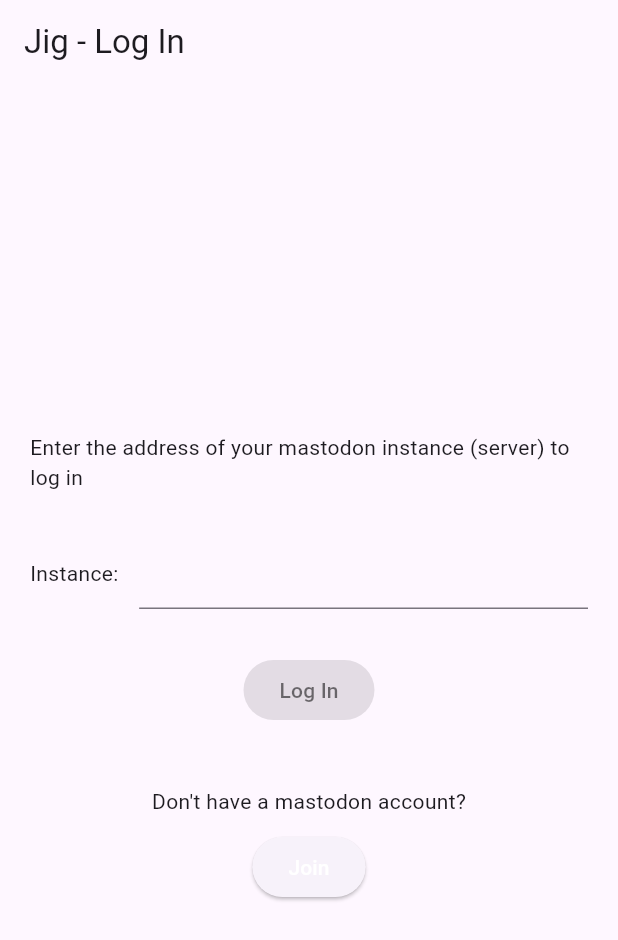
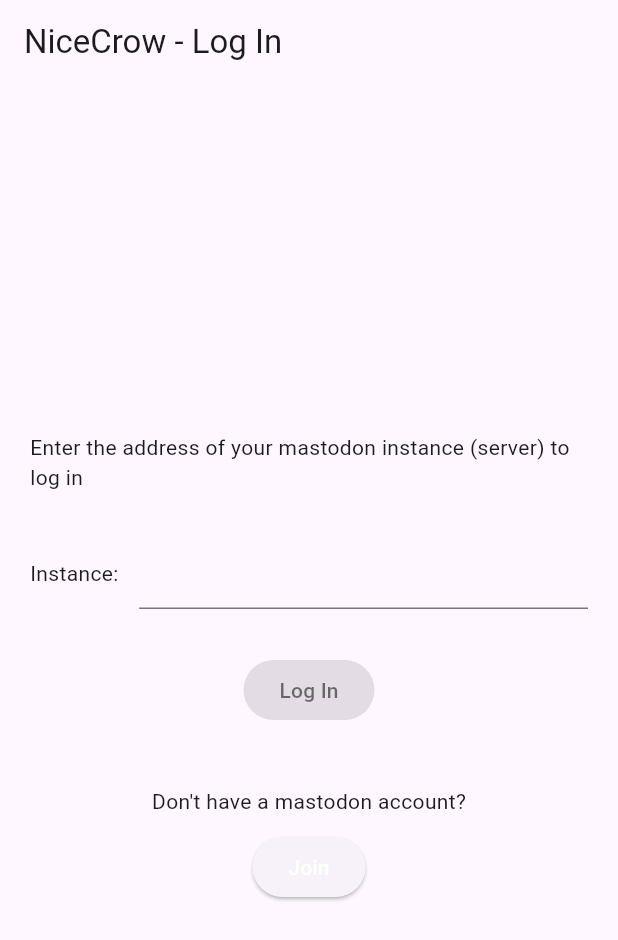
Before and after one commit to Elleo/nicecrow, a Flutter app: the screen it shows after launch, on a phone screen of 412 x 824 dp. Shown: the top 940 px of the screen. Run offline on Flutter 3.47's test engine with Material 3 defaults, Android fonts, the phone set to English and light mode, and no system bars; our stand-ins replace shared_preferences; missing offline and left inert: adwaita, mastodon_api, mastodon_oauth2.

Commit message:
Rename to NiceCrow

```diff
--- a/lib/auth.dart
+++ b/lib/auth.dart
@@ -64,10 +64,10 @@
         timeout: const Duration(seconds: 20));
     Future<api.MastodonResponse<api.RegisteredApplication>> clientFuture =
         mastodon.v1.apps.createApplication(
-            clientName: "Jig",
+            clientName: "NiceCrow",
             redirectUri: 'http://localhost:31130',
             scopes: [api.Scope.read, api.Scope.write, api.Scope.push],
-            websiteUrl: "https://github.com/Elleo/jig");
+            websiteUrl: "https://github.com/Elleo/nicecrow");
 
     clientFuture.then((client) async {
       print(client);
@@ -95,7 +95,7 @@
   Widget build(BuildContext context) {
     return Scaffold(
         appBar: AppBar(
-          title: const Text("Jig - Log In"),
+          title: const Text("NiceCrow - Log In"),
         ),
         body: awaitingKey
             ? Column(
--- a/lib/main.dart
+++ b/lib/main.dart
@@ -1,20 +1,20 @@
 import 'package:flutter/material.dart';
 import 'package:adwaita/adwaita.dart';
 import 'package:shared_preferences/shared_preferences.dart';
-import 'package:jig/auth.dart';
+import 'package:nicecrow/auth.dart';
 
 void main() {
-  runApp(const JigApp());
+  runApp(const NiceCrowApp());
 }
 
-class JigApp extends StatelessWidget {
-  const JigApp({super.key});
+class NiceCrowApp extends StatelessWidget {
+  const NiceCrowApp({super.key});
 
   // This widget is the root of your application.
   @override
   Widget build(BuildContext context) {
     return MaterialApp(
-        title: 'Jig', theme: AdwaitaThemeData.dark(), home: const AuthPage());
+        title: 'NiceCrow', theme: AdwaitaThemeData.dark(), home: const AuthPage());
   }
 }
 
@@ -43,6 +43,6 @@
 
   @override
   Widget build(BuildContext context) {
-    return Scaffold(appBar: AppBar(title: Text("Jig")), body: Center());
+    return Scaffold(appBar: AppBar(title: Text("NiceCrow")), body: Center());
   }
 }
--- a/pubspec.yaml
+++ b/pubspec.yaml
@@ -1,4 +1,4 @@
-name: jig
+name: nicecrow
 description: "A new Flutter project."
 # The following line prevents the package from being accidentally published to
 # pub.dev using `flutter pub publish`. This is preferred for private packages.
```
Also changed, not shown: 17 other files.
